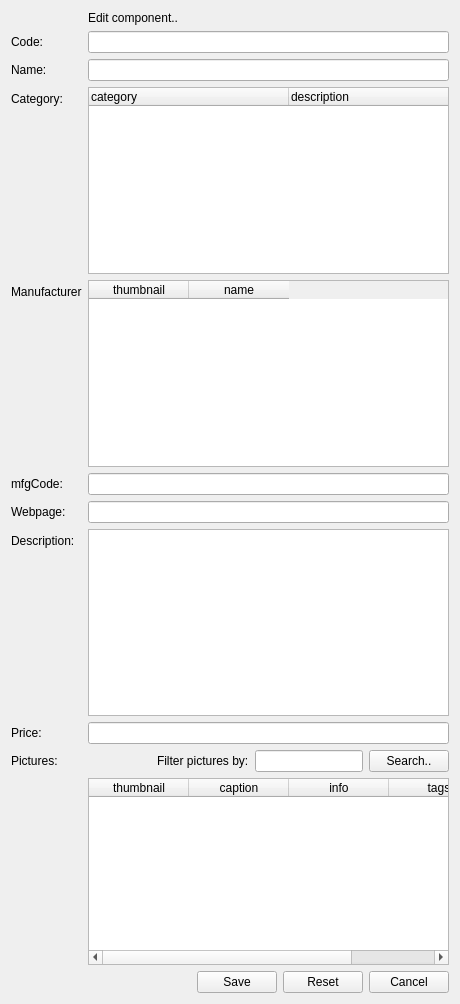
Wolframe/configurator, file client/uiforms/component_edit.ui: the form before one commit.
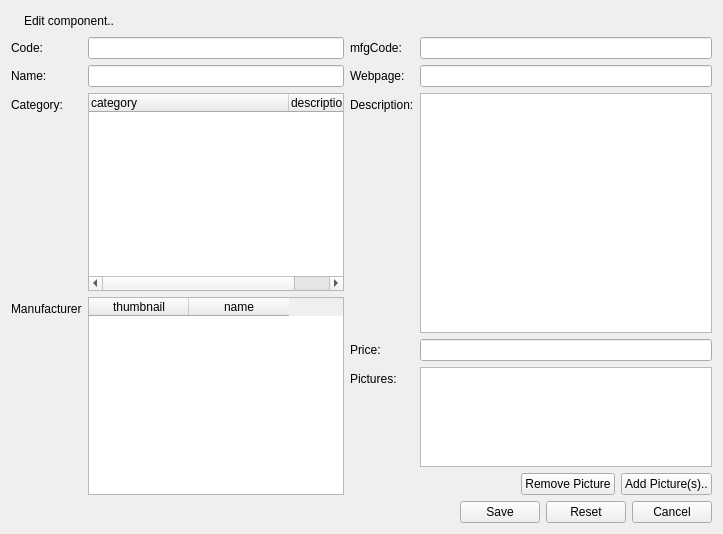
The form after the commit. Icons and pictures are not drawn.

Commit message: started to rearrange component dialogs

Patch:
```diff
--- a/client/uiforms/component_edit.ui
+++ b/client/uiforms/component_edit.ui
@@ -6,8 +6,8 @@
    <rect>
     <x>0</x>
     <y>0</y>
-    <width>460</width>
-    <height>1004</height>
+    <width>723</width>
+    <height>534</height>
    </rect>
   </property>
   <property name="windowTitle">
@@ -16,11 +16,13 @@
   <property name="action" stdset="0">
    <string notr="true">ComponentRequest component {id={main.id}}</string>
   </property>
-  <layout class="QFormLayout" name="formLayout">
+  <layout class="QGridLayout" name="gridLayout">
+   <item row="5" column="0" colspan="2">
+    <layout class="QFormLayout" name="formLayout_2">
    <property name="fieldGrowthPolicy">
     <enum>QFormLayout::AllNonFixedFieldsGrow</enum>
    </property>
-   <item row="1" column="0">
+     <item row="0" column="0">
     <widget class="QLabel" name="label_code">
      <property name="text">
       <string>Code:</string>
@@ -30,14 +32,14 @@
      </property>
     </widget>
    </item>
-   <item row="1" column="1">
+     <item row="0" column="1">
     <widget class="QLineEdit" name="code">
      <property name="initialFocus" stdset="0">
       <bool>true</bool>
      </property>
     </widget>
    </item>
-   <item row="2" column="0">
+     <item row="1" column="0">
     <widget class="QLabel" name="label_name">
      <property name="text">
       <string>Name:</string>
@@ -47,10 +49,10 @@
      </property>
     </widget>
    </item>
-   <item row="2" column="1">
+     <item row="1" column="1">
     <widget class="QLineEdit" name="name"/>
    </item>
-   <item row="3" column="0">
+     <item row="2" column="0">
     <widget class="QLabel" name="label_category">
      <property name="text">
       <string>Category:</string>
@@ -60,7 +62,7 @@
      </property>
     </widget>
    </item>
-   <item row="3" column="1">
+     <item row="2" column="1">
     <widget class="QTreeWidget" name="category">
      <property name="selectionMode">
       <enum>QAbstractItemView::SingleSelection</enum>
@@ -89,7 +91,7 @@
      </column>
     </widget>
    </item>
-   <item row="4" column="0">
+     <item row="3" column="0">
     <widget class="QLabel" name="label_manufacturer">
      <property name="text">
       <string>Manufacturer</string>
@@ -99,7 +101,7 @@
      </property>
     </widget>
    </item>
-   <item row="4" column="1">
+     <item row="3" column="1">
     <widget class="QTableWidget" name="manufacturer">
      <property name="horizontalScrollBarPolicy">
       <enum>Qt::ScrollBarAsNeeded</enum>
@@ -149,33 +151,9 @@
      </column>
     </widget>
    </item>
-   <item row="5" column="0">
-    <widget class="QLabel" name="label_mfgCode">
-     <property name="text">
-      <string>mfgCode:</string>
-     </property>
-     <property name="buddy">
-      <cstring>mfgCode</cstring>
-     </property>
-    </widget>
+    </layout>
    </item>
-   <item row="5" column="1">
-    <widget class="QLineEdit" name="mfgCode"/>
-   </item>
-   <item row="6" column="0">
-    <widget class="QLabel" name="label_description">
-     <property name="text">
-      <string>Webpage:</string>
-     </property>
-     <property name="buddy">
-      <cstring>webPage</cstring>
-     </property>
-    </widget>
-   </item>
-   <item row="6" column="1">
-    <widget class="QLineEdit" name="webPage"/>
-   </item>
-   <item row="12" column="1">
+   <item row="17" column="2">
     <layout class="QHBoxLayout" name="horizontalLayout">
      <item>
       <spacer name="horizontalSpacer">
@@ -228,7 +206,41 @@
      </item>
     </layout>
    </item>
-   <item row="8" column="0">
+   <item row="5" column="2">
+    <layout class="QFormLayout" name="formLayout_3">
+     <property name="fieldGrowthPolicy">
+      <enum>QFormLayout::AllNonFixedFieldsGrow</enum>
+     </property>
+     <item row="2" column="0">
+      <widget class="QLabel" name="label_mfgCode">
+       <property name="text">
+        <string>mfgCode:</string>
+       </property>
+       <property name="buddy">
+        <cstring>mfgCode</cstring>
+       </property>
+      </widget>
+     </item>
+     <item row="2" column="1">
+      <widget class="QLineEdit" name="mfgCode"/>
+     </item>
+     <item row="3" column="1">
+      <widget class="QLineEdit" name="webPage"/>
+     </item>
+     <item row="3" column="0">
+      <widget class="QLabel" name="label_description">
+       <property name="text">
+        <string>Webpage:</string>
+       </property>
+       <property name="buddy">
+        <cstring>webPage</cstring>
+       </property>
+      </widget>
+     </item>
+     <item row="4" column="1">
+      <widget class="QPlainTextEdit" name="description"/>
+     </item>
+     <item row="4" column="0">
     <widget class="QLabel" name="label_description_2">
      <property name="text">
       <string>Description:</string>
@@ -238,10 +250,10 @@
      </property>
     </widget>
    </item>
-   <item row="9" column="1">
+     <item row="5" column="1">
     <widget class="QLineEdit" name="price"/>
    </item>
-   <item row="9" column="0">
+     <item row="5" column="0">
     <widget class="QLabel" name="label_price">
      <property name="text">
       <string>Price:</string>
@@ -251,31 +263,47 @@
      </property>
     </widget>
    </item>
-   <item row="8" column="1">
-    <widget class="QPlainTextEdit" name="description"/>
-   </item>
-   <item row="11" column="1">
-    <widget class="QTableWidget" name="picture">
-     <property name="horizontalScrollBarPolicy">
-      <enum>Qt::ScrollBarAsNeeded</enum>
-     </property>
-     <property name="alternatingRowColors">
-      <bool>true</bool>
+     <item row="6" column="0">
+      <widget class="QLabel" name="label">
+       <property name="text">
+        <string>Pictures:</string>
+       </property>
+      </widget>
+     </item>
+     <item row="6" column="1">
+      <widget class="QListWidget" name="pictures">
+       <property name="maximumSize">
+        <size>
+         <width>16777215</width>
+         <height>100</height>
+        </size>
+       </property>
+       <property name="lineWidth">
+        <number>1</number>
+       </property>
+       <property name="verticalScrollBarPolicy">
+        <enum>Qt::ScrollBarAlwaysOff</enum>
      </property>
      <property name="selectionMode">
       <enum>QAbstractItemView::MultiSelection</enum>
      </property>
-     <property name="selectionBehavior">
-      <enum>QAbstractItemView::SelectRows</enum>
-     </property>
-     <property name="showGrid">
-      <bool>true</bool>
-     </property>
-     <property name="gridStyle">
-      <enum>Qt::DotLine</enum>
-     </property>
-     <property name="sortingEnabled">
-      <bool>true</bool>
+       <property name="iconSize">
+        <size>
+         <width>100</width>
+         <height>100</height>
+        </size>
+       </property>
+       <property name="movement">
+        <enum>QListView::Static</enum>
+       </property>
+       <property name="isWrapping" stdset="0">
+        <bool>false</bool>
+       </property>
+       <property name="viewMode">
+        <enum>QListView::IconMode</enum>
+       </property>
+       <property name="selectionRectVisible">
+        <bool>false</bool>
      </property>
      <property name="action" stdset="0">
       <string notr="true">PictureListRequest picture {search{{main.search}}}</string>
@@ -284,40 +312,23 @@
       <string notr="true">PictureList list {picture[] {id={row.id}; caption{{row.caption}}; info{{row.info}}; thumbnail{{row.thumbnail.pixmap}}; tags{{?}}}}</string>
      </property>
      <property name="dataslot" stdset="0">
-      <string notr="true">picture</string>
-     </property>
-     <attribute name="horizontalHeaderShowSortIndicator" stdset="0">
-      <bool>true</bool>
-     </attribute>
-     <attribute name="verticalHeaderStretchLastSection">
-      <bool>false</bool>
-     </attribute>
-     <column>
-      <property name="text">
-       <string>thumbnail</string>
-      </property>
-     </column>
-     <column>
-      <property name="text">
-       <string>caption</string>
-      </property>
-     </column>
-     <column>
-      <property name="text">
-       <string>info</string>
-      </property>
-     </column>
-     <column>
-      <property name="text">
-       <string>tags</string>
-      </property>
-     </column>
-    </widget>
-   </item>
-   <item row="10" column="1">
+        <string>select_picture ({main.widgetid}_picture)</string>
+       </property>
+       <property name="link:picture_add" stdset="0">
+        <string>{main.widgetid}_picture</string>
+       </property>
+       <property name="action:select_picture" stdset="0">
+        <string>PictureThumbnailListRequest pictures {picture[]{id={main.pictures.id}}; add[]{id={picture_add.picture.selected}}}</string>
+       </property>
+       <property name="action:exclude_picture" stdset="0">
+        <string>PictureThumbnailListRequest pictures {picture[]{id={main.pictures.unselected}}}</string>
+       </property>
+      </widget>
+     </item>
+     <item row="7" column="1">
     <layout class="QHBoxLayout" name="horizontalLayout_2">
      <item>
-      <spacer name="horizontalSpacer_3">
+        <spacer name="horizontalSpacer_2">
        <property name="orientation">
         <enum>Qt::Horizontal</enum>
        </property>
@@ -330,42 +341,35 @@
       </spacer>
      </item>
      <item>
-      <widget class="QLabel" name="label_3">
+        <widget class="QPushButton" name="exclude_pictures">
        <property name="text">
-        <string>Filter pictures by:</string>
-       </property>
-      </widget>
-     </item>
-     <item>
-      <widget class="QLineEdit" name="search">
-       <property name="datasignal:changed" stdset="0">
-        <string notr="true">picture</string>
-       </property>
-      </widget>
-     </item>
-     <item>
-      <widget class="QPushButton" name="searchButton">
-       <property name="text">
-        <string>Search..</string>
+          <string>Remove Picture</string>
        </property>
        <property name="datasignal:clicked" stdset="0">
         <string notr="true">picture</string>
        </property>
       </widget>
      </item>
-    </layout>
-   </item>
-   <item row="10" column="0">
-    <widget class="QLabel" name="label">
+       <item>
+        <widget class="QPushButton" name="new_pictures">
      <property name="text">
-      <string>Pictures:</string>
-     </property>
-     <property name="buddy">
-      <cstring>picture</cstring>
+          <string>Add Picture(s)..</string>
+         </property>
+         <property name="form" stdset="0">
+          <string>picture_select?widgetid={main.widgetid}_picture</string>
+         </property>
+         <property name="datasignal:destroyed" stdset="0">
+          <string>close@{main.widgetid}_picture</string>
      </property>
     </widget>
    </item>
-   <item row="0" column="0">
+      </layout>
+     </item>
+    </layout>
+   </item>
+   <item row="0" column="0" colspan="3">
+    <layout class="QHBoxLayout" name="horizontalLayout_3">
+     <item>
     <widget class="QLabel" name="label_2">
      <property name="text">
       <string/>
@@ -375,13 +379,28 @@
      </property>
     </widget>
    </item>
-   <item row="0" column="1">
+     <item>
     <widget class="QLabel" name="label_4">
      <property name="text">
       <string>Edit component..</string>
      </property>
     </widget>
    </item>
+     <item>
+      <spacer name="horizontalSpacer_3">
+       <property name="orientation">
+        <enum>Qt::Horizontal</enum>
+       </property>
+       <property name="sizeHint" stdset="0">
+        <size>
+         <width>40</width>
+         <height>20</height>
+        </size>
+       </property>
+      </spacer>
+     </item>
+    </layout>
+   </item>
   </layout>
  </widget>
  <tabstops>
```
Left out of the diff: 40 changed lines with no effect on the pictures. Lines whose indentation alone changed are shown as unchanged. The commit also changes 1 other file.
